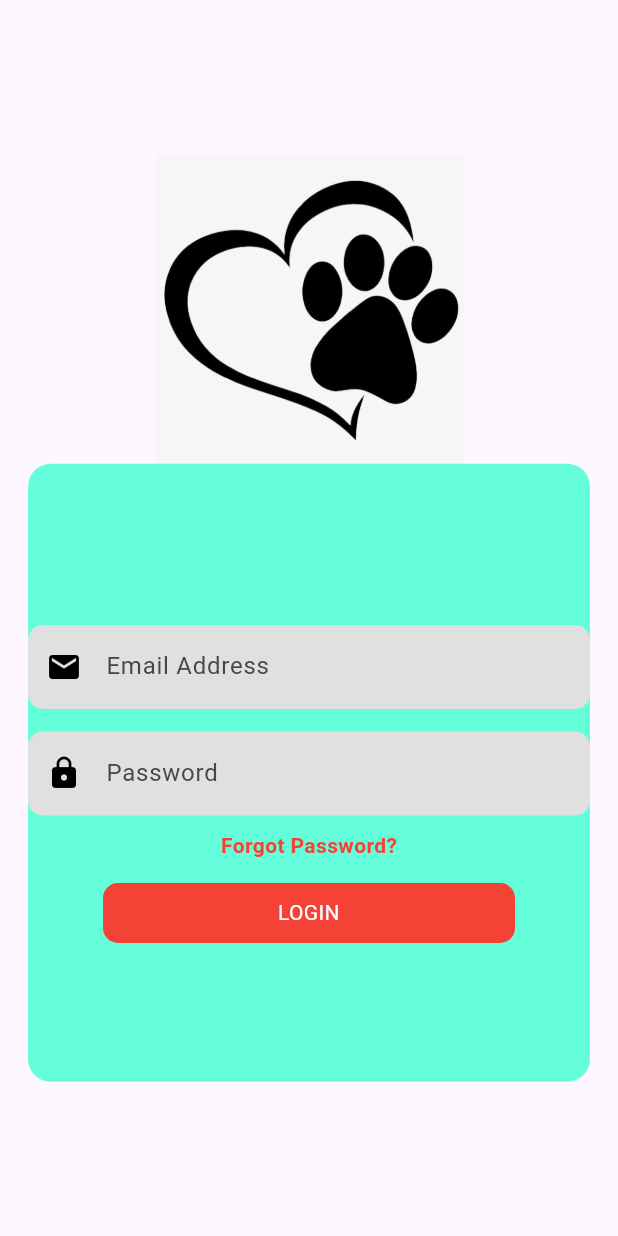
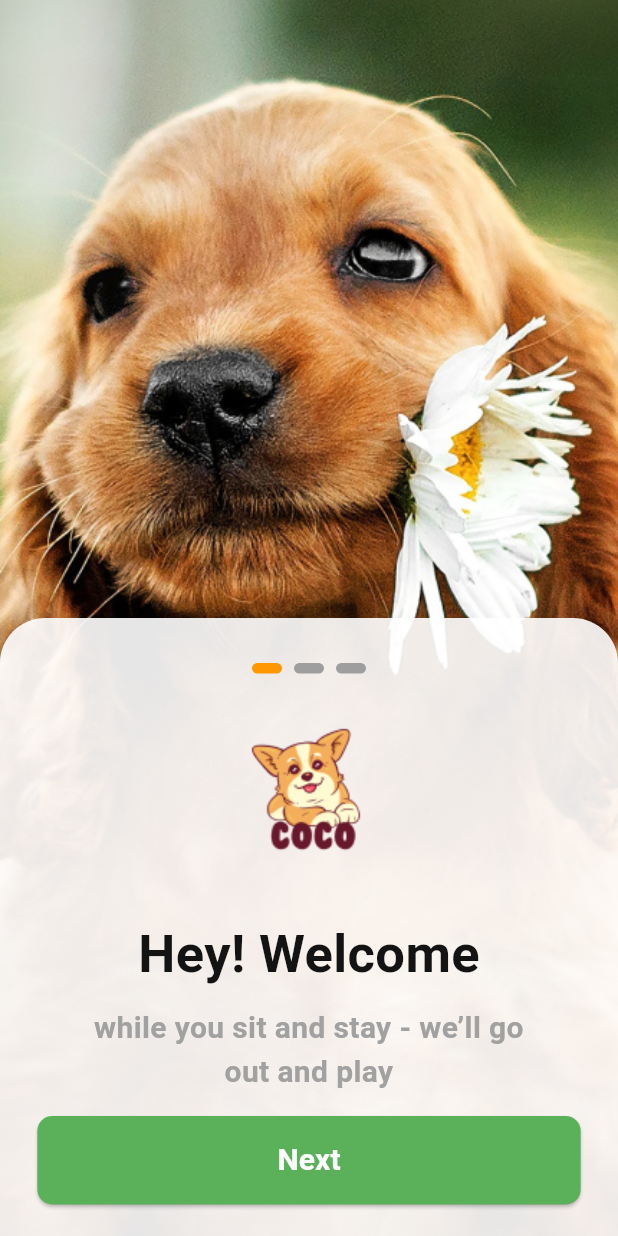
Before and after one commit to Aanik-2003/FirmRex, a Flutter app: the screen it shows after launch, on a phone screen of 412 x 824 dp. Run offline on Flutter 3.47's test engine with Material 3 defaults, Android fonts, the phone set to English and light mode, and no system bars; our stand-ins replace google_maps_flutter; Roboto replaces fonts that are missing (Fredoka).

Commit message:
sprint 1 completed

```diff
--- a/lib/main.dart
+++ b/lib/main.dart
@@ -1,5 +1,10 @@
+import 'package:firm_rex/views/getstarted1.dart';
+import 'package:firm_rex/views/getstarted2.dart';
+import 'package:firm_rex/views/getstarted3.dart';
+import 'package:firm_rex/views/landingpage.dart';
 import 'package:firm_rex/views/loginpage.dart';
 import 'package:firm_rex/views/map.dart';
+import 'package:firm_rex/views/signuppage.dart';
 import 'package:flutter/material.dart';
 
 void main() {
@@ -33,7 +38,7 @@ class MyApp extends StatelessWidget {
         colorScheme: ColorScheme.fromSeed(seedColor: Colors.deepPurple),
         useMaterial3: true,
       ),
-      home: LoginPage(),
+      home: GetStarted1(),
       debugShowCheckedModeBanner: false,
     );
   }
--- /dev/null
+++ b/lib/views/getstarted1.dart
@@ -0,0 +1,144 @@
+import 'package:firm_rex/views/getstarted2.dart';
+import 'package:flutter/material.dart';
+
+class GetStarted1 extends StatelessWidget {
+  @override
+  Widget build(BuildContext context) {
+    return Scaffold(
+      body: Stack(
+        children: [
+          // Background Image
+          Container(
+            width: double.infinity,
+            height: double.infinity,
+            decoration: BoxDecoration(
+              image: DecorationImage(
+                image: AssetImage('images/image16.png'), // Replace with your image path
+                fit: BoxFit.cover,
+              ),
+            ),
+          ),
+          // Bottom Content Card
+          Align(
+            alignment: Alignment.bottomCenter,
+            child: Container(
+              width: double.infinity,
+              height: MediaQuery.of(context).size.height * 0.5,
+              decoration: BoxDecoration(
+                color: Colors.white.withOpacity(0.9),
+                borderRadius: BorderRadius.only(
+                  topLeft: Radius.circular(30),
+                  topRight: Radius.circular(30),
+                ),
+              ),
+              child: Padding(
+                padding: const EdgeInsets.symmetric(horizontal: 20, vertical: 30),
+                child: Column(
+                  mainAxisSize: MainAxisSize.min,
+                  crossAxisAlignment: CrossAxisAlignment.center,
+                  children: [
+                    // Pagination Dots
+                    Row(
+                      mainAxisAlignment: MainAxisAlignment.center,
+                      children: [
+                        Container(
+                          width: 20,
+                          height: 7,
+                          margin: EdgeInsets.symmetric(horizontal: 4),
+                          decoration: BoxDecoration(
+                              color: Colors.orange,
+                              shape: BoxShape.rectangle, borderRadius: BorderRadius.circular(20)
+                          ),
+                        ),
+                        Container(
+                          width: 20,
+                          height: 7,
+                          margin: EdgeInsets.symmetric(horizontal: 4),
+                          decoration: BoxDecoration(
+                              color: Colors.grey,
+                              shape: BoxShape.rectangle, borderRadius: BorderRadius.circular(20)
+
+                          ),
+                        ),
+                        Container(
+                          width: 20,
+                          height: 7,
+                          margin: EdgeInsets.symmetric(horizontal: 4),
+                          decoration: BoxDecoration(
+                              color: Colors.grey,
+                              shape: BoxShape.rectangle, borderRadius: BorderRadius.circular(20)
+
+                          ),
+                        ),
+                      ],
+                    ),
+                    // Logo
+                    Padding(
+                      padding: const EdgeInsets.all(16.0), // Adjust padding as needed
+                      child: Image.asset(
+                        'images/coco.png', // Replace with your logo asset
+                        width: 120,
+                        height: 120,
+                      ),
+                    ),
+                    SizedBox(height: 10),
+                    // Welcome Text
+                    Text(
+                      'Hey! Welcome',
+                      style: TextStyle(
+                        fontSize: 35,
+                        fontWeight: FontWeight.bold,
+                        fontFamily: 'Fredoka',
+                        color: Color(0xFF131314),
+                      ),
+                    ),
+                    SizedBox(height: 10),
+                    // Subtitle
+                    Text(
+                      'while you sit and stay - we’ll go\nout and play',
+                      textAlign: TextAlign.center,
+                      style: TextStyle(
+                        fontSize: 20,
+                        fontWeight: FontWeight.w600,
+                        fontFamily: 'Fredoka',
+                        color: Color(0xFFA1A1A1),
+                      ),
+                    ),
+                    SizedBox(height: 15),
+
+                    Spacer(),
+                    Spacer(),
+                    // Next Button
+                    ElevatedButton(
+                      onPressed: () {
+                        Navigator.push(
+                          context,
+                          MaterialPageRoute(builder: (context) => GetStarted2()),
+                        );
+                      },
+                      style: ElevatedButton.styleFrom(
+                        backgroundColor: Color(0xFF5BB15A), // Green color
+                        shape: RoundedRectangleBorder(
+                          borderRadius: BorderRadius.circular(10),
+                        ),
+                        padding: const EdgeInsets.symmetric(vertical: 15, horizontal: 160),
+                      ),
+                      child: Text(
+                        'Next',
+                        style: TextStyle(
+                          fontSize: 20,
+                          fontWeight: FontWeight.bold,
+                          color: Colors.white,
+                        ),
+                      ),
+                    ),
+                  ],
+                ),
+              ),
+            ),
+          ),
+        ],
+      ),
+    );
+  }
+}
--- a/pubspec.yaml
+++ b/pubspec.yaml
@@ -30,6 +30,7 @@ environment:
 dependencies:
   flutter:
     sdk: flutter
+
   google_maps_flutter:
   esewa_flutter_sdk:
     path: ./esewa_sdk/esewa_flutter_sdk
@@ -63,6 +64,8 @@ flutter:
   # To add assets to your application, add an assets section, like this:
   assets:
     - images/
+    - images/dog.gif
+    - images/giphy1.gif
     - raw/
 
   # An image asset can refer to one or more resolution-specific "variants", see
```
Also changed, not shown: lib/views/getstarted2.dart (added, +131 -0 lines), lib/views/getstarted3.dart (added, +155 -0 lines), lib/views/landingpage.dart (added, +49 -0 lines), lib/views/signuppage.dart (added, +151 -0 lines), images/coco.png (added), images/dog.gif (added), images/dog2.png (added), images/dog3.png (added), images/giphy1.gif (added), images/image16.png (added).
